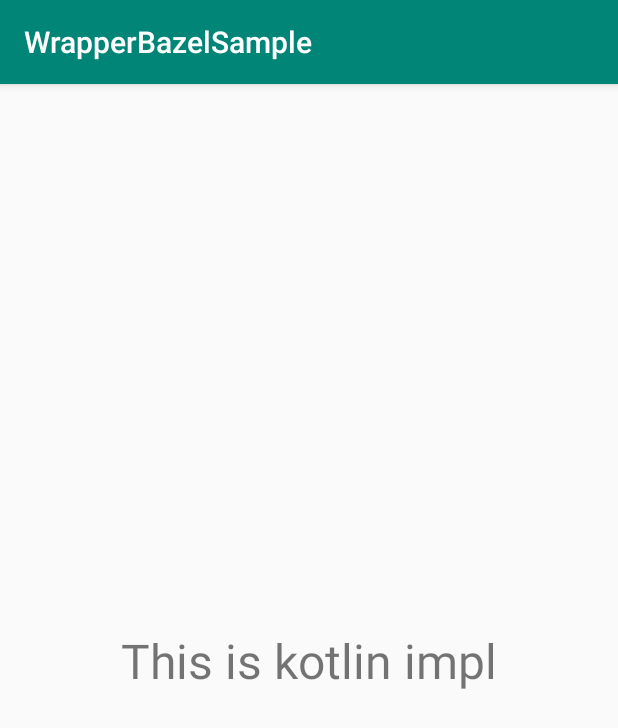
After one commit to act262/gradle-to-bazel, an Android app: the KotlinActivity screen opened directly, with no data from a screen before it, on a phone screen of 412 x 824 dp. The commit adds this screen. Shown: the top 728 px of the screen. Run offline under Robolectric (Android 15) with nearby library versions, the phone set to English and light mode, and no system bars.

Commit message:
feat(plugin): Add app support kotlin

```diff
--- a/app/build.gradle
+++ b/app/build.gradle
@@ -1,4 +1,6 @@
 apply plugin: 'com.android.application'
+apply plugin: 'kotlin-android'
+apply plugin: 'kotlin-android-extensions'
 
 android {
     compileSdkVersion 28
@@ -43,4 +45,7 @@ dependencies {
 
     // local aar
 //    implementation ':module1:1.0@aar'
+
+    // kotlin
+    implementation "org.jetbrains.kotlin:kotlin-stdlib-jdk7:$kotlin_version"
 }
--- a/app/src/main/AndroidManifest.xml
+++ b/app/src/main/AndroidManifest.xml
@@ -12,7 +12,7 @@
         android:theme="@style/AppTheme"
         tools:ignore="AllowBackup,GoogleAppIndexingWarning">
 
-        <activity android:name="io.zcx.plugin.wrapper.bazel.MainActivity">
+        <activity android:name=".MainActivity">
             <intent-filter>
                 <action android:name="android.intent.action.MAIN" />
 
@@ -20,7 +20,8 @@
             </intent-filter>
         </activity>
 
-        <activity android:name="io.zcx.plugin.wrapper.bazel.SecondActivity" />
+        <activity android:name=".SecondActivity" />
+        <activity android:name=".KotlinActivity" />
 
     </application>
 
--- /dev/null
+++ b/app/src/main/java/io/zcx/plugin/wrapper/bazel/KotlinActivity.kt
@@ -0,0 +1,15 @@
+package io.zcx.plugin.wrapper.bazel
+
+import android.os.Bundle
+import android.support.v7.app.AppCompatActivity
+import io.micro.module1.Utils
+
+class KotlinActivity : AppCompatActivity() {
+
+    override fun onCreate(savedInstanceState: Bundle?) {
+        super.onCreate(savedInstanceState)
+        setContentView(R.layout.activity_kotlin)
+
+        Utils.showToast("Hello kotlin, I'm here.")
+    }
+}
--- /dev/null
+++ b/app/src/main/res/layout/activity_kotlin.xml
@@ -0,0 +1,18 @@
+<?xml version="1.0" encoding="utf-8"?>
+<android.support.constraint.ConstraintLayout xmlns:android="http://schemas.android.com/apk/res/android"
+    xmlns:app="http://schemas.android.com/apk/res-auto"
+    xmlns:tools="http://schemas.android.com/tools"
+    android:layout_width="match_parent"
+    android:layout_height="match_parent"
+    tools:context=".KotlinActivity">
+
+    <TextView
+        android:layout_width="wrap_content"
+        android:layout_height="wrap_content"
+        android:text="This is kotlin impl"
+        android:textSize="32sp"
+        app:layout_constraintBottom_toBottomOf="parent"
+        app:layout_constraintEnd_toEndOf="parent"
+        app:layout_constraintStart_toStartOf="parent"
+        app:layout_constraintTop_toTopOf="parent" />
+</android.support.constraint.ConstraintLayout>
```
Also changed, not shown: app/src/main/java/io/zcx/plugin/wrapper/bazel/MainActivity.java (+25 -9 lines), app/src/main/java/io/zcx/plugin/wrapper/bazel/widget/RecyclerItemClick.java (added, +55 -0 lines), app/src/main/res/drawable/selector_item_bg.xml (added, +8 -0 lines), build.gradle (+7 -14 lines), 8 other files.
